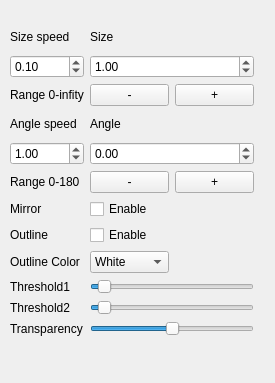
Old version of the form control.ui in the repository fangrh/transfer_draw.
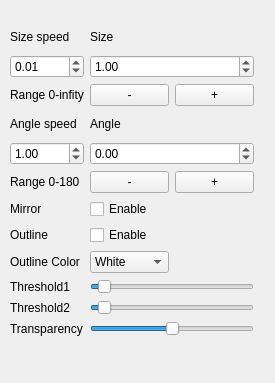
New version of the form.

```diff
--- a/control.ui
+++ b/control.ui
@@ -40,7 +40,7 @@
     <item row="1" column="0">
      <widget class="QDoubleSpinBox" name="SizeSpeed">
       <property name="value">
-       <double>0.100000000000000</double>
+       <double>0.010000000000000</double>
       </property>
      </widget>
     </item>
```
